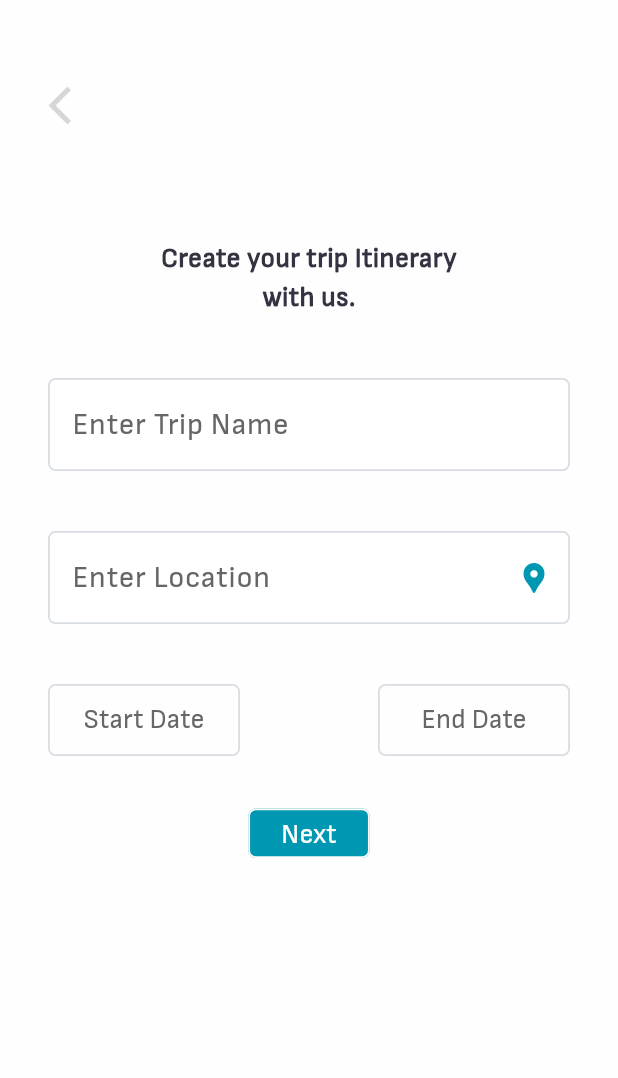
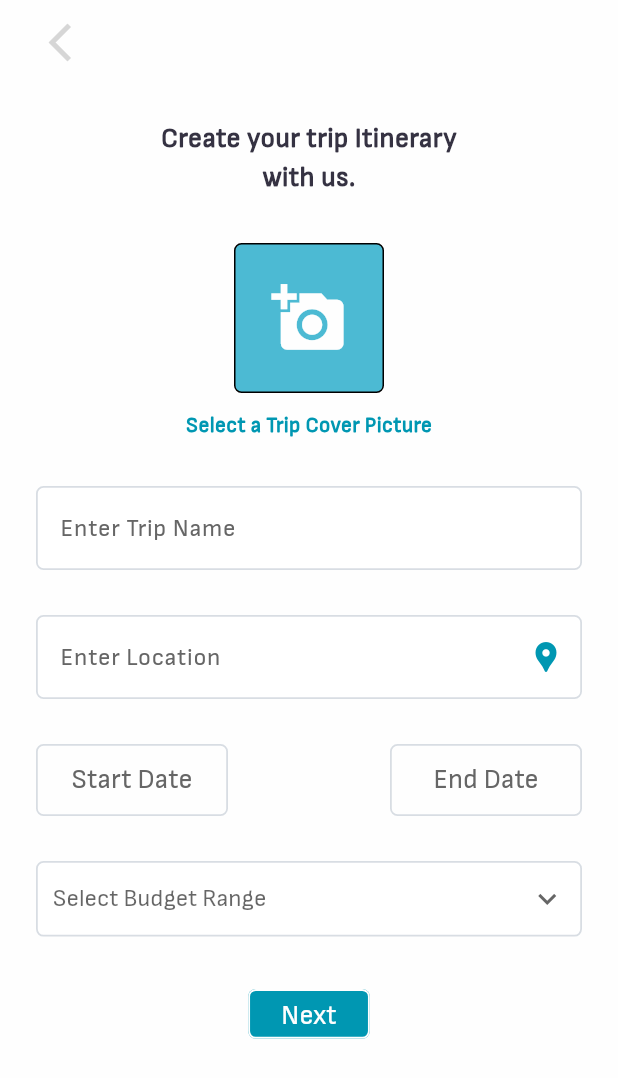
Before and after one commit to lamak-shahiwala/My-Tour-Planner, a Flutter app: the CreateTrip screen opened directly, on a phone screen of 412 x 824 dp. Shown: the top 1078 px of the screen. Run offline on Flutter 3.47's test engine with Material 3 defaults, Android fonts, the phone set to English and light mode, and no system bars; our stand-ins replace flutter_svg, google_sign_in, image_picker, internet_connection_checker_plus, supabase_flutter; accounts and stored records are empty; network calls fail; project files that could hold a hidden picture were left out.

Commit message:
Added Cover Photo picker and Budget range Drop down
- added those two
- other than that made some small styling changes

```diff
--- a/lib/screens/create_trip/add_things_to_carry.dart
+++ b/lib/screens/create_trip/add_things_to_carry.dart
@@ -39,7 +39,7 @@ class AddThingsToCarry extends StatelessWidget {
               child: Row(
                 mainAxisAlignment: MainAxisAlignment.center,
                 children: [
-                  Expanded(
+                  Flexible(
                     child: Text(
                       location_name,
                       style: location,
--- a/lib/screens/create_trip/create_itinerary.dart
+++ b/lib/screens/create_trip/create_itinerary.dart
@@ -129,7 +129,7 @@ class _CreateItineraryState extends State<CreateItinerary> {
               child: Row(
                 mainAxisAlignment: MainAxisAlignment.center,
                 children: [
-                  Expanded(
+                  Flexible(
                     child: Text(
                       widget.location_name,
                       style: location,
--- a/lib/screens/create_trip/create_trip.dart
+++ b/lib/screens/create_trip/create_trip.dart
@@ -1,11 +1,12 @@
 import 'package:flutter/material.dart';
-import 'package:my_tour_planner/utilities/button/open_street_map_white_search_bar.dart';
+import 'package:my_tour_planner/utilities/text_field/open_street_map_white_search_bar.dart';
 import 'package:my_tour_planner/backend/classes.dart';
 import 'package:my_tour_planner/backend/database_connection.dart';
 import 'package:my_tour_planner/screens/create_trip//create_itinerary.dart';
 import 'package:my_tour_planner/utilities/button/arrow_back_button.dart';
 import 'package:my_tour_planner/utilities/button/save_next_button.dart';
 import 'package:my_tour_planner/utilities/button/white_date_picker_button.dart';
+import 'package:my_tour_planner/utilities/image_picker/template_cover_picker.dart';
 import 'package:my_tour_planner/utilities/text/text_styles.dart';
 import 'package:my_tour_planner/utilities/text_field/white_text_field.dart';
 import 'package:intl/intl.dart';
@@ -29,8 +30,31 @@ class _CreateTripState extends State<CreateTrip> {
   final TextEditingController trip_name = TextEditingController();
   final TextEditingController location = TextEditingController();
 
+  String? selectedValue;
+  TextEditingController minController = TextEditingController();
+  TextEditingController maxController = TextEditingController();
+  String? customRange;
+  final List<String> budgetRange = [
+    "Enter Custom Range",
+    "Below ₹1,000",
+    "₹1,000 - ₹2,500",
+    "₹2,500 - ₹5,000",
+    "₹5,000 - ₹10,000",
+    "₹10,000 - ₹15,000",
+    "₹15,000 - ₹20,000",
+    "₹20,000 - ₹30,000",
+    "₹30,000 - ₹50,000",
+    "₹50,000 - ₹75,000",
+    "₹75,000 - ₹1,00,000",
+    "₹1,00,000 - ₹1,25,000",
+    "₹1,25,000 - ₹1,50,000",
+    "Above ₹1,50,000",
+  ];
+
   DateTime? startDate;
   DateTime? endDate;
+
+  String? _imageUrl;
 
   String? FormatStartDate;
   String? FormatEndDate;
@@ -104,21 +128,18 @@ class _CreateTripState extends State<CreateTrip> {
   @override
   Widget build(BuildContext context) {
     return Scaffold(
+      appBar: AppBar(
+        automaticallyImplyLeading: false,
+        title: ArrowBackButton(),
+      ),
       body: SingleChildScrollView(
         child: Padding(
           padding: const EdgeInsets.all(16.0),
           child: Column(
             mainAxisAlignment: MainAxisAlignment.start,
             children: [
-              SizedBox(
-                height: 30,
-              ),
-              ArrowBackButton(),
-              SizedBox(
-                height: 50,
-              ),
               Padding(
-                padding: const EdgeInsets.all(16.0),
+                padding: const EdgeInsets.all(8.0),
                 child: Column(
                   mainAxisAlignment: MainAxisAlignment.center,
                   children: [
@@ -128,18 +149,27 @@ class _CreateTripState extends State<CreateTrip> {
                       textAlign: TextAlign.center,
                     ),
                     SizedBox(
-                      height: 40,
+                      height: 30,
+                    ),
+                    TemplateCoverPicker(
+                        imageUrl: _imageUrl, onUpload: (imageUrl) async {
+                          setState(() {
+                            _imageUrl = imageUrl;
+                          });
+                    }),
+                    SizedBox(
+                      height: 30,
                     ),
                     WhiteTextField(
                         labelText: "Enter Trip Name", controller: trip_name),
                     SizedBox(
-                      height: 40,
+                      height: 30,
                     ),
                     OpenStreetMapWhiteSearchBar(
                         hintText: "Enter Location", controller: location),
                     //WhiteSearchBar(hintText: "Select Location", controller: location),
                     SizedBox(
-                      height: 40,
+                      height: 30,
                     ),
                     Row(
                       mainAxisAlignment: MainAxisAlignment.spaceBetween,
@@ -149,7 +179,8 @@ class _CreateTripState extends State<CreateTrip> {
                           buttonLabel: Text(
                             startDate == null
                                 ? "Start Date"
-                                : "${DateFormat("dd MMM, y").format(startDate ?? DateTime.now())}",
+                                : "${DateFormat("dd MMM, y").format(
+                                startDate ?? DateTime.now())}",
                             style: TextStyle(
                               color: Color(0xFF666666),
                               fontSize: 18,
@@ -163,7 +194,8 @@ class _CreateTripState extends State<CreateTrip> {
                           buttonLabel: Text(
                             endDate == null
                                 ? "End Date"
-                                : "${DateFormat("dd MMM, y").format(endDate ?? DateTime.now())}",
+                                : "${DateFormat("dd MMM, y").format(
+                                endDate ?? DateTime.now())}",
                             style: TextStyle(
                               color: Color(0xFF666666),
                               fontSize: 18,
@@ -177,6 +209,97 @@ class _CreateTripState extends State<CreateTrip> {
                     SizedBox(
                       height: 30,
                     ),
+                    Container(
+                      padding: EdgeInsets.symmetric(horizontal: 10),
+                      decoration: BoxDecoration(
+                        color: Colors.white,
+                        borderRadius: BorderRadius.circular(5),
+                        border: Border.all(
+                          color: Color(0xFFD8DDE3),
+                          width: 1.2,
+                        ),
+                      ),
+                      child: DropdownButton<String>(
+                        value: selectedValue == "Enter Custom Range" ? null : selectedValue,
+                        hint: Text(customRange ?? "Select Budget Range"),
+                        isExpanded: true,
+                        underline: SizedBox(),
+                        style: TextStyle(
+                          color: Color(0xFF666666),
+                          fontSize: 16,
+                          fontFamily: "Sofia_Sans",
+                          fontWeight: FontWeight.w400,
+                        ),
+                        icon: Icon(Icons.keyboard_arrow_down, color: Color(0xFF666666)),
+                        dropdownColor: Colors.grey[200],
+                        onChanged: (newValue) {
+                          if (newValue == "Enter Custom Range") {
+                            showDialog(
+                              context: context,
+                              builder: (BuildContext context) {
+                                final minController = TextEditingController();
+                                final maxController = TextEditingController();
+
+                                return AlertDialog(
+                                  title: Text("Enter Custom Budget Range"),
+                                  content: Column(
+                                    mainAxisSize: MainAxisSize.min,
+                                    children: [
+                                      TextField(
+                                        controller: minController,
+                                        keyboardType: TextInputType.number,
+                                        decoration: InputDecoration(labelText: "Min Budget"),
+                                      ),
+                                      TextField(
+                                        controller: maxController,
+                                        keyboardType: TextInputType.number,
+                                        decoration: InputDecoration(labelText: "Max Budget"),
+                                      ),
+                                    ],
+                                  ),
+                                  actions: [
+                                    TextButton(
+                                      onPressed: () => Navigator.pop(context),
+                                      child: Text("Cancel"),
+                                    ),
+                                    ElevatedButton(
+                                      onPressed: () {
+                                        final min = minController.text;
+                                        final max = maxController.text;
+
+                                        if (min.isNotEmpty && max.isNotEmpty) {
+                                          setState(() {
+                                            customRange = "₹$min - ₹$max";
+                                            selectedValue = "Enter Custom Range"; // Not in the list, so Dropdown won't try to match
+                                          });
+                                        }
+                                        Navigator.pop(context);
+                                      },
+                                      child: Text("Apply"),
+                                    ),
+                                  ],
+                                );
+                              },
+                            );
+                          } else {
+                            setState(() {
+                              selectedValue = newValue;
+                              customRange = null; // clear custom text if predefined selected
+                            });
+                          }
+                        },
+                        items: budgetRange.map((type) {
+                          return DropdownMenuItem<String>(
+                            value: type,
+                            child: Padding(
+                              padding: const EdgeInsets.all(8.0),
+                              child: Text(type),
+                            ),
+                          );
+                        }).toList(),
+                      ),
+                    ),
+                    SizedBox(height: 30,),
                     SaveNextButton(
                         onPress: () async {
                           final supabase = Supabase.instance.client;
@@ -194,7 +317,8 @@ class _CreateTripState extends State<CreateTrip> {
                           if (startDate != null &&
                               endDate != null &&
                               location.text.isNotEmpty &&
-                              trip_name.text.isNotEmpty) {
+                              trip_name.text.isNotEmpty &&
+                              selectedValue != null) {
                             final formattedStartDate =
                             DateFormat('yyyy-MM-dd').format(startDate!);
                             final formattedEndDate =
@@ -238,7 +362,8 @@ class _CreateTripState extends State<CreateTrip> {
                             Navigator.push(
                               context,
                               MaterialPageRoute(
-                                builder: (context) => CreateItinerary(
+                                builder: (context) =>
+                                    CreateItinerary(
                                       startDate: startDate,
                                       endDate: endDate,
                                       trip_name: trip_name.text,
--- a/lib/screens/create_trip/testing_edit_itinerary.dart
+++ b/lib/screens/create_trip/testing_edit_itinerary.dart
@@ -169,8 +169,8 @@ class _EditItineraryScreenState extends State<TestingEditItineraryScreen> {
     );
 
     //  Navigate back to Home
-    Navigator.push(
-        context, MaterialPageRoute(builder: (context) => Home()));
+    //Navigator.push(
+      //  context, MaterialPageRoute(builder: (context) => Home()));
   }
 
   Widget _tripTemplate(int index) {
--- a/lib/screens/profile/user_profile.dart
+++ b/lib/screens/profile/user_profile.dart
@@ -20,7 +20,6 @@ class _UserProfileState extends State<UserProfile>
   final SupabaseClient _supabase = Supabase.instance.client;
 
   final String image = "";
-
   late String UserName;
   late TabController _tabController;
 
--- a/lib/screens/user_details/new_user_details.dart
+++ b/lib/screens/user_details/new_user_details.dart
@@ -62,6 +62,7 @@ class _NewUserDetailsState extends State<NewUserDetails> {
                   setState(() {
                     _imageUrl = imageUrl;
                   });
+                  //
                 },
               ),
               const SizedBox(height: 30),
@@ -180,6 +181,7 @@ class _NewUserDetailsState extends State<NewUserDetails> {
                     if (!_usernameError &&
                         !_dobError &&
                         !_genderError) {
+                      //
                       Navigator.push(
                         context,
                         MaterialPageRoute(
--- a/lib/utilities/image_picker/template_cover_picker.dart
+++ b/lib/utilities/image_picker/template_cover_picker.dart
@@ -0,0 +1,111 @@
+import 'package:uuid/uuid.dart';
+import 'package:flutter/material.dart';
+import 'package:image_picker/image_picker.dart';
+import 'package:supabase_flutter/supabase_flutter.dart';
+
+class TemplateCoverPicker extends StatefulWidget {
+  const TemplateCoverPicker({
+    super.key,
+    required this.imageUrl,
+    required this.onUpload,
+  });
+
+  final String? imageUrl;
+  final void Function(String imageUrl) onUpload;
+
+  @override
+  State<TemplateCoverPicker> createState() => _TemplateCoverPickerState();
+}
+
+class _TemplateCoverPickerState extends State<TemplateCoverPicker> {
+  final SupabaseClient supabase = Supabase.instance.client;
+  String? _lastImagePath;
+
+  Future<void> _pickImage() async {
+    final ImagePicker picker = ImagePicker();
+    XFile? image = await picker.pickImage(source: ImageSource.gallery);
+    if (image == null) return;
+
+    // Delete previous image if it exists
+    if (_lastImagePath != null) {
+      await supabase.storage.from('profiles').remove([_lastImagePath!]);
+    }
+
+    final imageExtension = image.path.contains('.')
+        ? image.path.split('.').last.toLowerCase()
+        : 'jpeg';
+    final imageBytes = await image.readAsBytes();
+    final userId = supabase.auth.currentUser!.id;
+    final fileName = const Uuid().v4();
+    final imagePath =
+        "$userId/trip_cover_picture/cover_$fileName.$imageExtension";
+
+    await supabase.storage.from("profiles").uploadBinary(
+          imagePath,
+          imageBytes,
+          fileOptions: FileOptions(
+            upsert: true,
+            contentType: "image/$imageExtension",
+          ),
+        );
+
+    String imageUrl = supabase.storage.from("profiles").getPublicUrl(imagePath);
+    imageUrl = Uri.parse(imageUrl).replace(queryParameters: {
+      't': DateTime.now().millisecondsSinceEpoch.toString() // bust cache
+    }).toString();
+
+    setState(() {
+      _lastImagePath = imagePath;
+    });
+
+    widget.onUpload(imageUrl);
+  }
+
+  @override
+  Widget build(BuildContext context) {
+    return GestureDetector(
+      onTap: _pickImage,
+      child: Column(
+        children: [
+          SizedBox(
+            height: 100,
+            width: 100,
+            child: widget.imageUrl != null
+                ? Container(
+                    decoration: BoxDecoration(
+                      image: DecorationImage(
+                          image: NetworkImage(widget.imageUrl!),
+                          fit: BoxFit.cover),
+                      border: Border.all(),
+                      //color: Color.fromRGBO(0, 157, 192, .7),
+                      borderRadius: BorderRadius.circular(5),
+                    ),
+                  )
+                : Container(
+                    decoration: BoxDecoration(
+                      border: Border.all(),
+                      color: Color.fromRGBO(0, 157, 192, .7),
+                      borderRadius: BorderRadius.circular(5),
+                    ),
+                    child: Icon(
+                      Icons.add_a_photo,
+                      size: 50,
+                      color: Color.fromRGBO(254, 254, 254, 1),
+                    ),
+                  ),
+          ),
+          const SizedBox(height: 12),
+          const Text(
+            "Select a Trip Cover Picture",
+            style: TextStyle(
+              color: Color.fromRGBO(0, 151, 178, 1),
+              fontSize: 14,
+              fontFamily: 'Sofia_Sans',
+              fontWeight: FontWeight.w600,
+            ),
+          ),
+        ],
+      ),
+    );
+  }
+}
--- a/lib/utilities/text_field/Itinerary_detail_name__textfield.dart
+++ b/lib/utilities/text_field/Itinerary_detail_name__textfield.dart
@@ -24,11 +24,11 @@ class ItineraryDetailNameTextField extends StatelessWidget {
       color: Color(0xFF666666),
       fontFamily: "Sofia_Sans",
       fontWeight: FontWeight.w400,
-      fontSize: 18,
+      fontSize: 16,
     );
     const textFieldStyle = TextStyle(
       color: Color(0xFF000000),
-      fontSize: 18,
+      fontSize: 16,
       fontFamily: "Sofia_Sans",
       fontWeight: FontWeight.w400,
     );
--- a/lib/utilities/button/open_street_map_white_search_bar.dart
+++ b/lib/utilities/text_field/open_street_map_white_search_bar.dart
@@ -64,7 +64,7 @@ class _OpenStreetMapWhiteSearchBarState extends State<OpenStreetMapWhiteSearchBa
   Widget build(BuildContext context) {
     const textFieldStyle = TextStyle(
       color: Color(0xFF666666), //Color(0xFF000000),
-      fontSize: 20,
+      fontSize: 16,
       fontFamily: "Sofia_Sans",
       fontWeight: FontWeight.w400,
     );
@@ -72,7 +72,7 @@ class _OpenStreetMapWhiteSearchBarState extends State<OpenStreetMapWhiteSearchBa
       color: Color(0xFF666666),
       fontFamily: "Sofia_Sans",
       fontWeight: FontWeight.w400,
-      fontSize: 20,
+      fontSize: 16,
     );
     return Column(
       children: [
--- a/lib/utilities/text_field/white_text_field.dart
+++ b/lib/utilities/text_field/white_text_field.dart
@@ -18,7 +18,7 @@ class WhiteTextField extends StatelessWidget {
   Widget build(BuildContext context) {
     const textFieldStyle = TextStyle(
       color: Color(0xFF666666), //Color(0xFF000000),
-      fontSize: 20,
+      fontSize: 16,
       fontFamily: "Sofia_Sans",
       fontWeight: FontWeight.w400,
     );
@@ -26,7 +26,7 @@ class WhiteTextField extends StatelessWidget {
       color: Color(0xFF666666),
       fontFamily: "Sofia_Sans",
       fontWeight: FontWeight.w400,
-      fontSize: 20,
+      fontSize: 16,
     );
 
     return TextField(
--- a/pubspec.yaml
+++ b/pubspec.yaml
@@ -38,6 +38,7 @@ dependencies:
   http: ^1.0.0
   permission_handler: ^11.0.0
   image_picker: ^1.1.2
+  uuid: ^4.5.1
 
   # The following adds the Cupertino Icons font to your application.
   # Use with the CupertinoIcons class for iOS style icons.
```
Also changed, not shown: lib/screens/generate_trip/generate_trip.dart (+4 -4 lines), pubspec.lock, 4 other files. Lines whose indentation alone changed are shown as unchanged.
